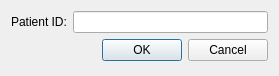
Above: ui/newrecording.ui from EuracBiomedicalResearch/DigitalSpiralography before the change. Below: the same form after it.
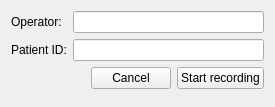
That is the form after the change.

Commit message: Adding "operator" in NewRecording.

```diff
--- a/ui/newrecording.ui
+++ b/ui/newrecording.ui
@@ -6,20 +6,20 @@
    <rect>
     <x>0</x>
     <y>0</y>
-    <width>279</width>
-    <height>76</height>
+    <width>275</width>
+    <height>107</height>
    </rect>
   </property>
   <property name="minimumSize">
    <size>
-    <width>279</width>
-    <height>0</height>
+    <width>275</width>
+    <height>107</height>
    </size>
   </property>
   <property name="maximumSize">
    <size>
-    <width>279</width>
-    <height>76</height>
+    <width>275</width>
+    <height>107</height>
    </size>
   </property>
   <property name="windowTitle">
@@ -30,21 +30,64 @@
   </property>
   <layout class="QFormLayout" name="formLayout">
    <item row="0" column="0">
+    <widget class="QLabel" name="operatorLabel">
+     <property name="text">
+      <string>Operator:</string>
+     </property>
+    </widget>
+   </item>
+   <item row="0" column="1">
+    <widget class="QLineEdit" name="operator_id"/>
+   </item>
+   <item row="1" column="0">
     <widget class="QLabel" name="label">
      <property name="text">
       <string>Patient ID:</string>
      </property>
     </widget>
    </item>
-   <item row="0" column="1">
-    <widget class="QLineEdit" name="patient_id"/>
-   </item>
    <item row="1" column="1">
-    <widget class="QDialogButtonBox" name="buttonBox">
-     <property name="standardButtons">
-      <set>QDialogButtonBox::Cancel|QDialogButtonBox::Ok</set>
-     </property>
-    </widget>
+    <widget class="QLineEdit" name="patient_id"/>
+   </item>
+   <item row="2" column="0" colspan="2">
+    <layout class="QHBoxLayout" name="horizontalLayout">
+     <item>
+      <spacer name="horizontalSpacer">
+       <property name="orientation">
+        <enum>Qt::Horizontal</enum>
+       </property>
+       <property name="sizeHint" stdset="0">
+        <size>
+         <width>40</width>
+         <height>20</height>
+        </size>
+       </property>
+      </spacer>
+     </item>
+     <item>
+      <widget class="QPushButton" name="pushButton">
+       <property name="text">
+        <string>Cancel</string>
+       </property>
+       <property name="autoDefault">
+        <bool>false</bool>
+       </property>
+      </widget>
+     </item>
+     <item>
+      <widget class="QPushButton" name="pushButton_2">
+       <property name="text">
+        <string>Start recording</string>
+       </property>
+       <property name="autoDefault">
+        <bool>false</bool>
+       </property>
+       <property name="default">
+        <bool>false</bool>
+       </property>
+      </widget>
+     </item>
+    </layout>
    </item>
   </layout>
  </widget>
```
Left out of the diff: 64 changed lines with no effect on the pictures. The commit also changes 6 other files.
